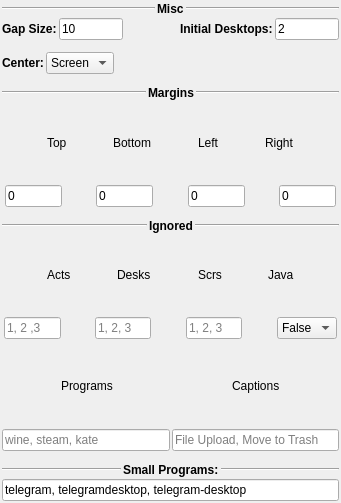
First picture: the form in contents/ui/config.ui, repository Jazqa/kwin-quarter-tiling, before the edit.
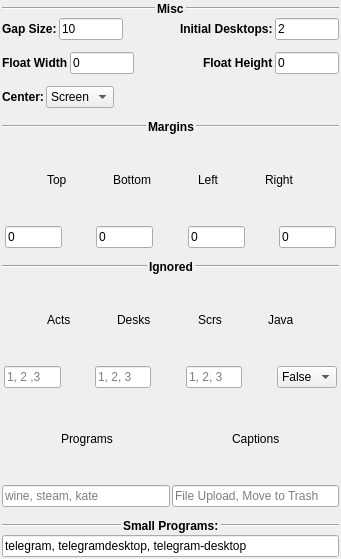
Second picture: the form after the edit.

Commit message: add floating windows preset sizes

Patch:
```diff
--- a/contents/ui/config.ui
+++ b/contents/ui/config.ui
@@ -7,7 +7,7 @@
     <x>0</x>
     <y>0</y>
     <width>341</width>
-    <height>503</height>
+    <height>559</height>
    </rect>
   </property>
   <property name="sizePolicy">
@@ -156,6 +156,79 @@
        </property>
       </spacer>
      </item>
+     <item>
+      <layout class="QHBoxLayout" name="horizontalLayout_7">
+       <item>
+        <widget class="QLabel" name="floatX_label">
+         <property name="text">
+          <string>&lt;html&gt;&lt;head/&gt;&lt;body&gt;&lt;p&gt;&lt;span style=&quot; font-weight:600;&quot;&gt;Float Width&lt;/span&gt;&lt;/p&gt;&lt;/body&gt;&lt;/html&gt;</string>
+         </property>
+        </widget>
+       </item>
+       <item>
+        <widget class="QLineEdit" name="kcfg_floatX">
+         <property name="maximumSize">
+          <size>
+           <width>64</width>
+           <height>16777215</height>
+          </size>
+         </property>
+         <property name="text">
+          <string>0</string>
+         </property>
+        </widget>
+       </item>
+       <item>
+        <spacer name="horizontalSpacer_20">
+         <property name="orientation">
+          <enum>Qt::Horizontal</enum>
+         </property>
+         <property name="sizeHint" stdset="0">
+          <size>
+           <width>40</width>
+           <height>20</height>
+          </size>
+         </property>
+        </spacer>
+       </item>
+       <item>
+        <widget class="QLabel" name="floatY_label">
+         <property name="text">
+          <string>&lt;html&gt;&lt;head/&gt;&lt;body&gt;&lt;p&gt;&lt;span style=&quot; font-weight:600;&quot;&gt;Float Height&lt;/span&gt;&lt;/p&gt;&lt;/body&gt;&lt;/html&gt;</string>
+         </property>
+        </widget>
+       </item>
+       <item>
+        <widget class="QLineEdit" name="kcfg_floatY">
+         <property name="maximumSize">
+          <size>
+           <width>64</width>
+           <height>16777215</height>
+          </size>
+         </property>
+         <property name="text">
+          <string>0</string>
+         </property>
+        </widget>
+       </item>
+      </layout>
+     </item>
+     <item>
+      <spacer name="verticalSpacer_7">
+       <property name="orientation">
+        <enum>Qt::Vertical</enum>
+       </property>
+       <property name="sizeType">
+        <enum>QSizePolicy::Fixed</enum>
+       </property>
+       <property name="sizeHint" stdset="0">
+        <size>
+         <width>20</width>
+         <height>10</height>
+        </size>
+       </property>
+      </spacer>
+     </item>
      <item>
       <layout class="QHBoxLayout" name="horizontalLayout_4">
        <property name="topMargin">
```
The commit also changes 2 other files.
